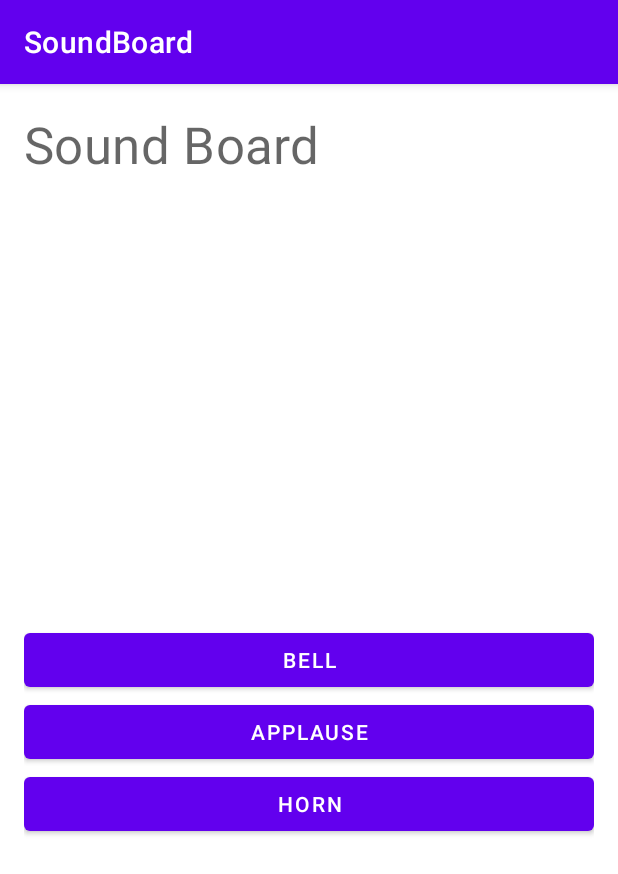
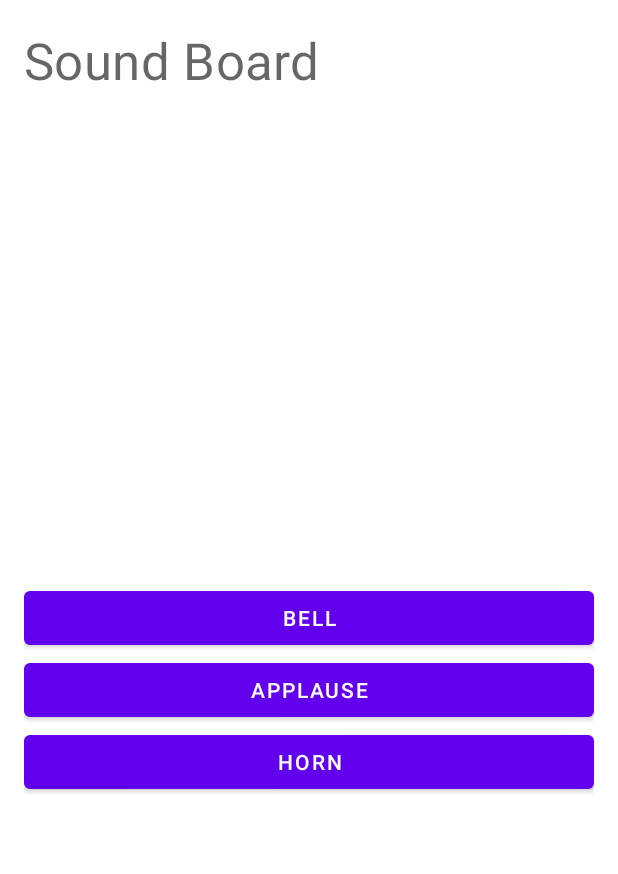
Before and after one commit to EFernandez19/SoundBoard, an Android app: the screen it shows after launch (MainActivity), on a phone screen of 412 x 824 dp. Shown: the top 874 px of the screen. Run offline under Robolectric (Android 15) with nearby library versions, the phone set to English and light mode, and no system bars.

Commit message:
Removed action bar

```diff
--- a/app/src/main/res/values/themes.xml
+++ b/app/src/main/res/values/themes.xml
@@ -1,6 +1,6 @@
 <resources xmlns:tools="http://schemas.android.com/tools">
     <!-- Base application theme. -->
-    <style name="Theme.SoundBoard" parent="Theme.MaterialComponents.DayNight.DarkActionBar">
+    <style name="Theme.SoundBoard" parent="Theme.MaterialComponents.DayNight.NoActionBar">
         <!-- Primary brand color. -->
         <item name="colorPrimary">@color/purple_500</item>
         <item name="colorPrimaryVariant">@color/purple_700</item>
@@ -13,4 +13,5 @@
         <item name="android:statusBarColor" tools:targetApi="l">?attr/colorPrimaryVariant</item>
         <!-- Customize your theme here. -->
     </style>
+
 </resources>
```
